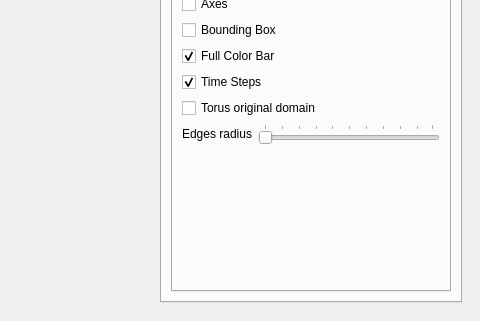
danlipsa/foamvis, file MainWindow.ui: the form before one commit; both pictures show x 396 to 876 and y 270 to 591 of the 876 by 591 pixel window.
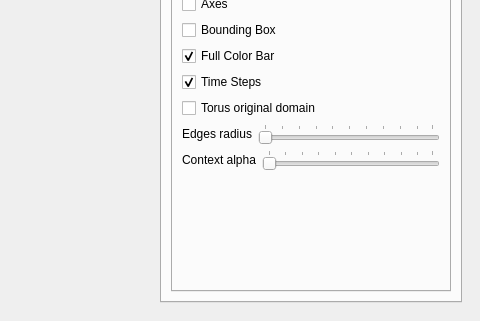
The form after the commit. The open tabs and pages were chosen to show the change. Custom widgets are drawn as their Qt base class.

```diff
--- a/MainWindow.ui
+++ b/MainWindow.ui
@@ -353,6 +353,41 @@
                  </layout>
                 </widget>
                </item>
+               <item>
+                <widget class="QWidget" name="widgetTubesRadius_2" native="true">
+                 <layout class="QHBoxLayout" name="horizontalLayout_12">
+                  <property name="margin">
+                   <number>0</number>
+                  </property>
+                  <item>
+                   <widget class="QLabel" name="label_9">
+                    <property name="text">
+                     <string>Context alpha</string>
+                    </property>
+                   </widget>
+                  </item>
+                  <item>
+                   <widget class="QSlider" name="horizontalSliderContextAlpha">
+                    <property name="maximum">
+                     <number>99</number>
+                    </property>
+                    <property name="pageStep">
+                     <number>10</number>
+                    </property>
+                    <property name="orientation">
+                     <enum>Qt::Horizontal</enum>
+                    </property>
+                    <property name="tickPosition">
+                     <enum>QSlider::TicksAbove</enum>
+                    </property>
+                    <property name="tickInterval">
+                     <number>10</number>
+                    </property>
+                   </widget>
+                  </item>
+                 </layout>
+                </widget>
+               </item>
                <item>
                 <spacer name="verticalSpacer_5">
                  <property name="orientation">
```
Left out of the diff: 137 changed lines with no effect on the pictures.
